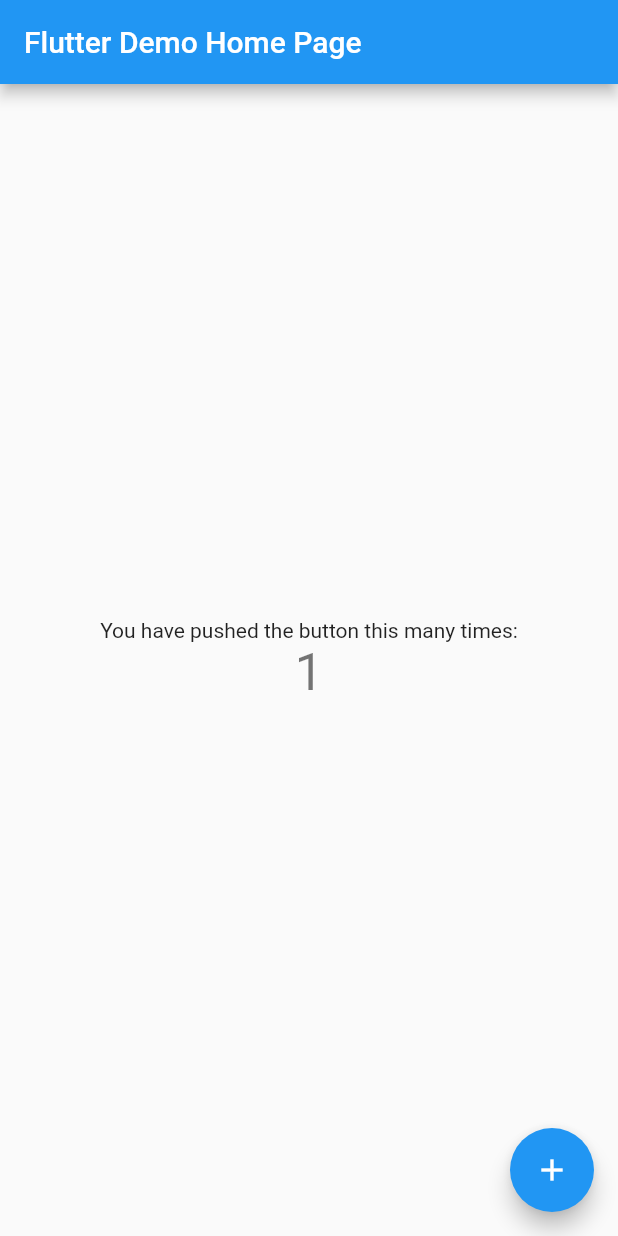
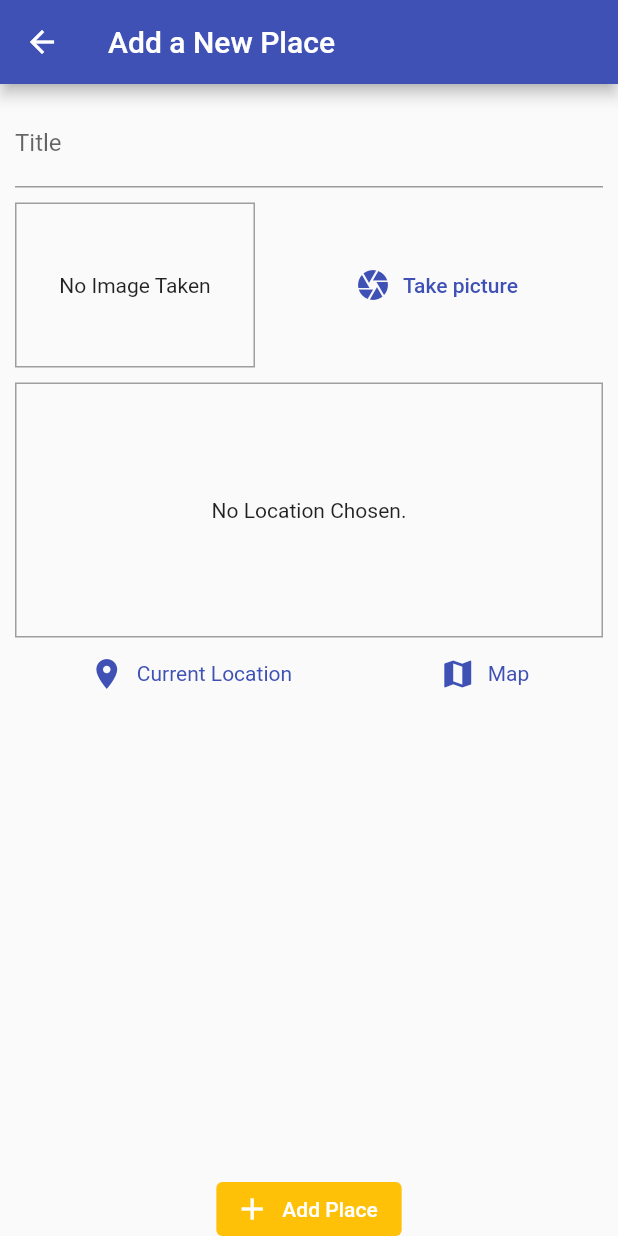
Before and after one commit to mineloop99/places-review-app, a Flutter app: the screen it shows after launch, after a tap on the "add" icon, on a phone screen of 412 x 824 dp. Run offline on Flutter 3.47's test engine with Material 2 defaults, Android fonts, the phone set to English and light mode, and no system bars; our stand-ins replace image_picker, location, sqflite; accounts and stored records are empty.

Commit message:
full app commit

```diff
--- /dev/null
+++ b/lib/helpers/db_helper.dart
@@ -0,0 +1,23 @@
+import 'package:sqflite/sqflite.dart' as sql;
+import 'package:path/path.dart' as path;
+
+class DBHelper {
+  static Future<sql.Database> database() async {
+    final dbPath = await sql.getDatabasesPath();
+    return sql.openDatabase(path.join(dbPath, 'places.db'),
+        onCreate: (db, version) {
+      return db.execute(
+          'CREATE TABLE user_places(id TEXT PRIMARY KEY, title TEXT, image TEXT)');
+    }, version: 1);
+  }
+
+  static Future<void> insert(String table, Map<String, Object> data) async {
+    final db = await DBHelper.database();
+    db.insert(table, data, conflictAlgorithm: sql.ConflictAlgorithm.replace);
+  }
+
+  static Future<List<Map<String, dynamic>>> getData(String table) async {
+    final db = await DBHelper.database();
+    return db.query(table);
+  }
+}
--- /dev/null
+++ b/lib/helpers/location_helper.dart
@@ -0,0 +1,8 @@
+const GOOGLE_API_KEY = 'AIzaSyC3zBHBZQtYYiVBLdkeO8iY9YbWqYu8Png';
+
+class LocationHelper {
+  static String generateLocationPreviewImage(
+      {double latitude, double longtitude}) {
+    return 'https://maps.googleapis.com/maps/api/staticmap?center=&$latitude,$longtitude&zoom=16&size=600x300&maptype=roadmap&markers=color:red%7Clabel:C%7C$latitude,$longtitude&key=$GOOGLE_API_KEY';
+  }
+}
--- a/lib/main.dart
+++ b/lib/main.dart
@@ -1,103 +1,25 @@
 import 'package:flutter/material.dart';
+import 'package:provider/provider.dart';
+import 'package:review_places_app/screens/add_place_screen.dart';
 
-void main() {
-  runApp(ReviewPlaceApp());
-}
+import './providers/places_providers.dart';
+import './screens/places_list_screen.dart';
+
+void main() => runApp(ReviewPlaceApp());
 
 class ReviewPlaceApp extends StatelessWidget {
   @override
   Widget build(BuildContext context) {
-    return MaterialApp(
-      title: 'Flutter Demo',
-      theme: ThemeData(
-        primarySwatch: Colors.blue,
-      ),
-      home: HomePage(title: 'Flutter Demo Home Page'),
+    return ChangeNotifierProvider.value(
+      value: PlacesProvider(),
+      child: MaterialApp(
+          title: 'Review Places',
+          theme: ThemeData(
+              primarySwatch: Colors.indigo, accentColor: Colors.amber),
+          home: PlacesListScreen(),
+          routes: {
+            AddPlaceScreen.routeName: (ctx) => AddPlaceScreen(),
+          }),
     );
   }
 }
-
-class HomePage extends StatefulWidget {
-  HomePage({Key key, this.title}) : super(key: key);
-
-  // This widget is the home page of your application. It is stateful, meaning
-  // that it has a State object (defined below) that contains fields that affect
-  // how it looks.
-
-  // This class is the configuration for the state. It holds the values (in this
-  // case the title) provided by the parent (in this case the App widget) and
-  // used by the build method of the State. Fields in a Widget subclass are
-  // always marked "final".
-
-  final String title;
-
-  @override
-  _HomePageState createState() => _HomePageState();
-}
-
-class _HomePageState extends State<HomePage> {
-  int _counter = 0;
-
-  void _incrementCounter() {
-    setState(() {
-      // This call to setState tells the Flutter framework that something has
-      // changed in this State, which causes it to rerun the build method below
-      // so that the display can reflect the updated values. If we changed
-      // _counter without calling setState(), then the build method would not be
-      // called again, and so nothing would appear to happen.
-      _counter++;
-    });
-  }
-
-  @override
-  Widget build(BuildContext context) {
-    // This method is rerun every time setState is called, for instance as done
-    // by the _incrementCounter method above.
-    //
-    // The Flutter framework has been optimized to make rerunning build methods
-    // fast, so that you can just rebuild anything that needs updating rather
-    // than having to individually change instances of widgets.
-    return Scaffold(
-      appBar: AppBar(
-        // Here we take the value from the MyHomePage object that was created by
-        // the App.build method, and use it to set our appbar title.
-        title: Text(widget.title),
-      ),
-      body: Center(
-        // Center is a layout widget. It takes a single child and positions it
-        // in the middle of the parent.
-        child: Column(
-          // Column is also a layout widget. It takes a list of children and
-          // arranges them vertically. By default, it sizes itself to fit its
-          // children horizontally, and tries to be as tall as its parent.
-          //
-          // Invoke "debug painting" (press "p" in the console, choose the
-          // "Toggle Debug Paint" action from the Flutter Inspector in Android
-          // Studio, or the "Toggle Debug Paint" command in Visual Studio Code)
-          // to see the wireframe for each widget.
-          //
-          // Column has various properties to control how it sizes itself and
-          // how it positions its children. Here we use mainAxisAlignment to
-          // center the children vertically; the main axis here is the vertical
-          // axis because Columns are vertical (the cross axis would be
-          // horizontal).
-          mainAxisAlignment: MainAxisAlignment.center,
-          children: <Widget>[
-            Text(
-              'You have pushed the button this many times:',
-            ),
-            Text(
-              '$_counter',
-              style: Theme.of(context).textTheme.headline4,
-            ),
-          ],
-        ),
-      ),
-      floatingActionButton: FloatingActionButton(
-        onPressed: _incrementCounter,
-        tooltip: 'Increment',
-        child: Icon(Icons.add),
-      ), // This trailing comma makes auto-formatting nicer for build methods.
-    );
-  }
-}
--- /dev/null
+++ b/lib/models/place.dart
@@ -0,0 +1,28 @@
+import 'dart:io';
+import 'package:flutter/foundation.dart';
+
+class PlaceLocation {
+  final double latitude;
+  final double longitude;
+  final String address;
+
+  PlaceLocation({
+    @required this.latitude,
+    @required this.longitude,
+    this.address,
+  });
+}
+
+class Place {
+  final String id;
+  final String title;
+  final PlaceLocation location;
+  final File image;
+
+  Place({
+    @required this.id,
+    @required this.title,
+    @required this.location,
+    @required this.image,
+  });
+}
--- /dev/null
+++ b/lib/providers/places_providers.dart
@@ -0,0 +1,46 @@
+import 'dart:io';
+import 'package:flutter/foundation.dart';
+
+import '../models/place.dart';
+import '../helpers/db_helper.dart';
+
+class PlacesProvider with ChangeNotifier {
+  List<Place> _items = [];
+
+  List<Place> get items {
+    return [..._items];
+  }
+
+  void addPlace(String pickedTitle, File pickedImage) {
+    final newPlace = Place(
+      id: DateTime.now().toString(),
+      title: pickedTitle,
+      location: null,
+      image: pickedImage,
+    );
+    _items.add(newPlace);
+    notifyListeners();
+    DBHelper.insert('user_places', {
+      'id': newPlace.id,
+      'title': newPlace.title,
+      'image': newPlace.image.path
+    });
+  }
+
+  Future<void> fetchAndSetPlaces() async {
+    final dataList = await DBHelper.getData('user_places');
+    _items = dataList
+        .map(
+          (item) => Place(
+            id: item['id'],
+            title: item['title'],
+            location: null,
+            image: File(
+              item['image'],
+            ),
+          ),
+        )
+        .toList();
+    notifyListeners();
+  }
+}
--- /dev/null
+++ b/lib/screens/add_place_screen.dart
@@ -0,0 +1,80 @@
+import 'dart:io';
+
+import 'package:flutter/material.dart';
+import 'package:provider/provider.dart';
+
+import '../widgets/image_input.dart';
+import '../providers/places_providers.dart';
+import '../widgets/location_input.dart';
+
+class AddPlaceScreen extends StatefulWidget {
+  static const routeName = '/add-place';
+  const AddPlaceScreen({
+    Key key,
+  }) : super(key: key);
+
+  @override
+  _AddPlaceScreenState createState() => _AddPlaceScreenState();
+}
+
+class _AddPlaceScreenState extends State<AddPlaceScreen> {
+  final _titleController = TextEditingController();
+  File _pickedImage;
+  void _selectImage(File pickedImage) {
+    _pickedImage = pickedImage;
+  }
+
+  void _savePlace() {
+    if (_titleController.text.isEmpty || _pickedImage == null) {
+      return;
+    }
+    Provider.of<PlacesProvider>(context, listen: false)
+        .addPlace(_titleController.text, _pickedImage);
+    Navigator.of(context).pop();
+  }
+
+  @override
+  Widget build(BuildContext context) {
+    return Scaffold(
+      appBar: AppBar(
+        title: Text('Add a New Place'),
+      ),
+      body: Column(
+        mainAxisAlignment: MainAxisAlignment.spaceBetween,
+        children: [
+          Expanded(
+            child: SingleChildScrollView(
+              padding: const EdgeInsets.all(10),
+              child: Column(
+                children: [
+                  TextField(
+                    decoration: InputDecoration(labelText: 'Title'),
+                    controller: _titleController,
+                  ),
+                  SizedBox(
+                    height: 10,
+                  ),
+                  ImageInput(_selectImage),
+                  SizedBox(
+                    height: 10,
+                  ),
+                  LocationInput(),
+                ],
+              ),
+            ),
+          ),
+          ElevatedButton.icon(
+            onPressed: _savePlace,
+            icon: Icon(Icons.add),
+            label: Text('Add Place'),
+            style: ElevatedButton.styleFrom(
+              elevation: 0,
+              tapTargetSize: MaterialTapTargetSize.shrinkWrap,
+              primary: Theme.of(context).accentColor,
+            ),
+          )
+        ],
+      ),
+    );
+  }
+}
--- /dev/null
+++ b/lib/screens/places_list_screen.dart
@@ -0,0 +1,53 @@
+import 'package:flutter/material.dart';
+import 'package:provider/provider.dart';
+import '../screens/add_place_screen.dart';
+import '../providers/places_providers.dart';
+
+class PlacesListScreen extends StatelessWidget {
+  const PlacesListScreen({Key key}) : super(key: key);
+
+  @override
+  Widget build(BuildContext context) {
+    return Scaffold(
+      appBar: AppBar(
+        title: Text('Your Places'),
+        actions: [
+          IconButton(
+              icon: Icon(Icons.add),
+              onPressed: () {
+                Navigator.of(context).pushNamed(AddPlaceScreen.routeName);
+              })
+        ],
+      ),
+      body: FutureBuilder(
+        future: Provider.of<PlacesProvider>(context, listen: false)
+            .fetchAndSetPlaces(),
+        builder: (ctx, snapshot) =>
+            snapshot.connectionState == ConnectionState.waiting
+                ? Center(
+                    child: CircularProgressIndicator(),
+                  )
+                : Consumer<PlacesProvider>(
+                    builder: (ctx, placesProvider, ch) =>
+                        placesProvider.items.length <= 0
+                            ? ch
+                            : ListView.builder(
+                                itemCount: placesProvider.items.length,
+                                itemBuilder: (ctx, i) => ListTile(
+                                  leading: CircleAvatar(
+                                    backgroundImage: FileImage(
+                                      placesProvider.items[i].image,
+                                    ),
+                                  ),
+                                  title: Text(placesProvider.items[i].title),
+                                  onTap: () {},
+                                ),
+                              ),
+                    child: Center(
+                      child: Text('Nothing added yet, Start add some!'),
+                    ),
+                  ),
+      ),
+    );
+  }
+}
--- /dev/null
+++ b/lib/widgets/image_input.dart
@@ -0,0 +1,75 @@
+import 'dart:io';
+import 'package:flutter/material.dart';
+import 'package:image_picker/image_picker.dart';
+import 'package:path/path.dart' as path;
+import 'package:path_provider/path_provider.dart' as provider_path;
+
+class ImageInput extends StatefulWidget {
+  final Function onSelectImage;
+  const ImageInput(this.onSelectImage);
+  @override
+  _ImageInputState createState() => _ImageInputState();
+}
+
+class _ImageInputState extends State<ImageInput> {
+  File _storedImage;
+
+  Future<void> _takePicture() async {
+    final _picker = ImagePicker();
+    PickedFile imageFile = await _picker.getImage(
+      source: ImageSource.camera,
+      maxWidth: 600,
+      maxHeight: 800,
+    );
+    if (imageFile == null) return;
+    setState(() {
+      _storedImage = File(imageFile.path);
+    });
+    final appDir = await provider_path.getApplicationDocumentsDirectory();
+    final _tempFileName = path.basename(imageFile.path);
+    final savedImage = await _storedImage.copy('${appDir.path}/$_tempFileName');
+    widget.onSelectImage(savedImage);
+  }
+
+  @override
+  Widget build(BuildContext context) {
+    return Row(
+      children: [
+        Container(
+          width: 160,
+          height: 110,
+          decoration: BoxDecoration(
+            border: Border.all(
+              width: 1,
+              color: Colors.grey,
+            ),
+          ),
+          child: _storedImage != null
+              ? Image.file(
+                  _storedImage,
+                  fit: BoxFit.cover,
+                  width: double.infinity,
+                )
+              : Text(
+                  'No Image Taken',
+                  textAlign: TextAlign.center,
+                ),
+          alignment: Alignment.center,
+        ),
+        SizedBox(
+          width: 10,
+        ),
+        Expanded(
+          child: TextButton.icon(
+            onPressed: _takePicture,
+            icon: Icon(Icons.camera),
+            label: Text('Take picture'),
+            style: TextButton.styleFrom(
+              primary: Theme.of(context).primaryColor,
+            ),
+          ),
+        ),
+      ],
+    );
+  }
+}
--- /dev/null
+++ b/lib/widgets/location_input.dart
@@ -0,0 +1,69 @@
+import 'package:flutter/material.dart';
+import 'package:location/location.dart';
+import '../helpers/location_helper.dart';
+
+class LocationInput extends StatefulWidget {
+  const LocationInput({Key key}) : super(key: key);
+
+  _LocationInputState createState() => _LocationInputState();
+}
+
+class _LocationInputState extends State<LocationInput> {
+  String _previewImageUrl;
+
+  Future<void> _getCurrentUserLocation() async {
+    final locationData = await Location().getLocation();
+    final staticMapImageUrl = LocationHelper.generateLocationPreviewImage(
+      latitude: locationData.latitude,
+      longtitude: locationData.longitude,
+    );
+    setState(() {
+      _previewImageUrl = staticMapImageUrl;
+    });
+  }
+
+  @override
+  Widget build(BuildContext context) {
+    return Column(children: [
+      Container(
+        height: 170,
+        width: double.infinity,
+        alignment: Alignment.center,
+        decoration: BoxDecoration(
+            border: Border.all(
+          width: 1,
+          color: Colors.grey,
+        )),
+        child: _previewImageUrl == null
+            ? Text(
+                'No Location Chosen.',
+                textAlign: TextAlign.center,
+              )
+            : Image.network(
+                _previewImageUrl,
+                fit: BoxFit.cover,
+                width: double.infinity,
+              ),
+      ),
+      Row(
+        mainAxisAlignment: MainAxisAlignment.spaceAround,
+        children: [
+          TextButton.icon(
+            onPressed: _getCurrentUserLocation,
+            icon: Icon(Icons.location_on),
+            label: Text('Current Location'),
+            style: TextButton.styleFrom(
+                textStyle: TextStyle(color: Theme.of(context).primaryColor)),
+          ),
+          TextButton.icon(
+            onPressed: () {},
+            icon: Icon(Icons.map),
+            label: Text('Map'),
+            style: TextButton.styleFrom(
+                textStyle: TextStyle(color: Theme.of(context).primaryColor)),
+          ),
+        ],
+      )
+    ]);
+  }
+}
```
Also changed, not shown: pubspec.yaml (+7 -0 lines), lib/screens/place_detail_screen.dart (added), pubspec.lock, 3 other files.
